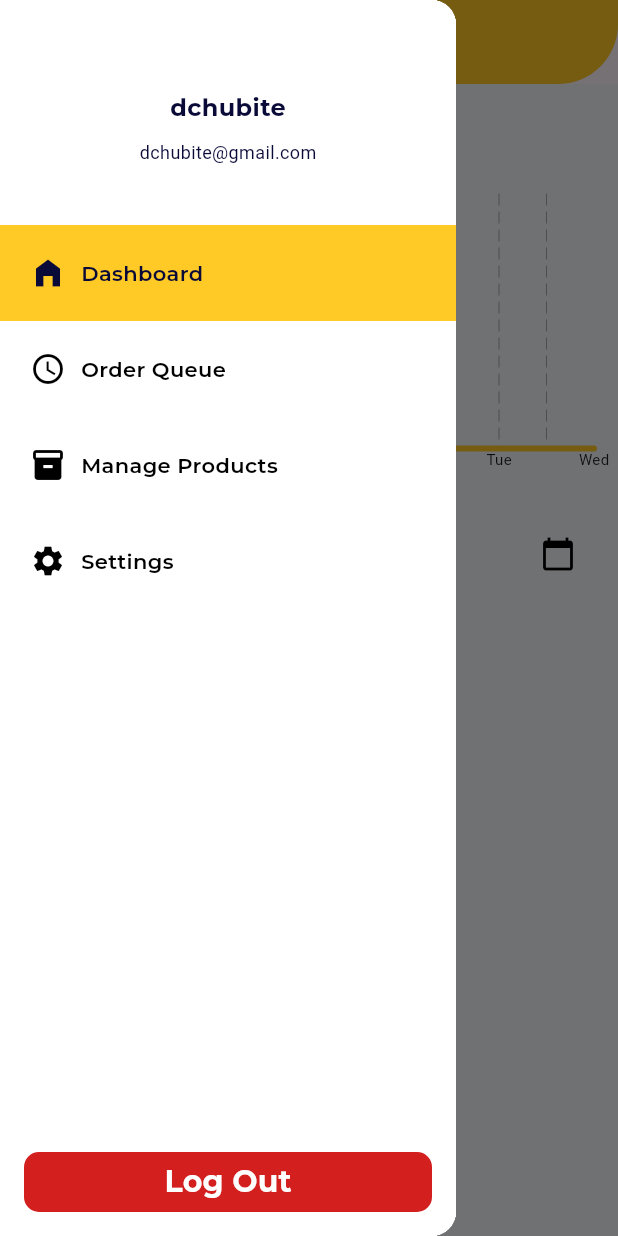
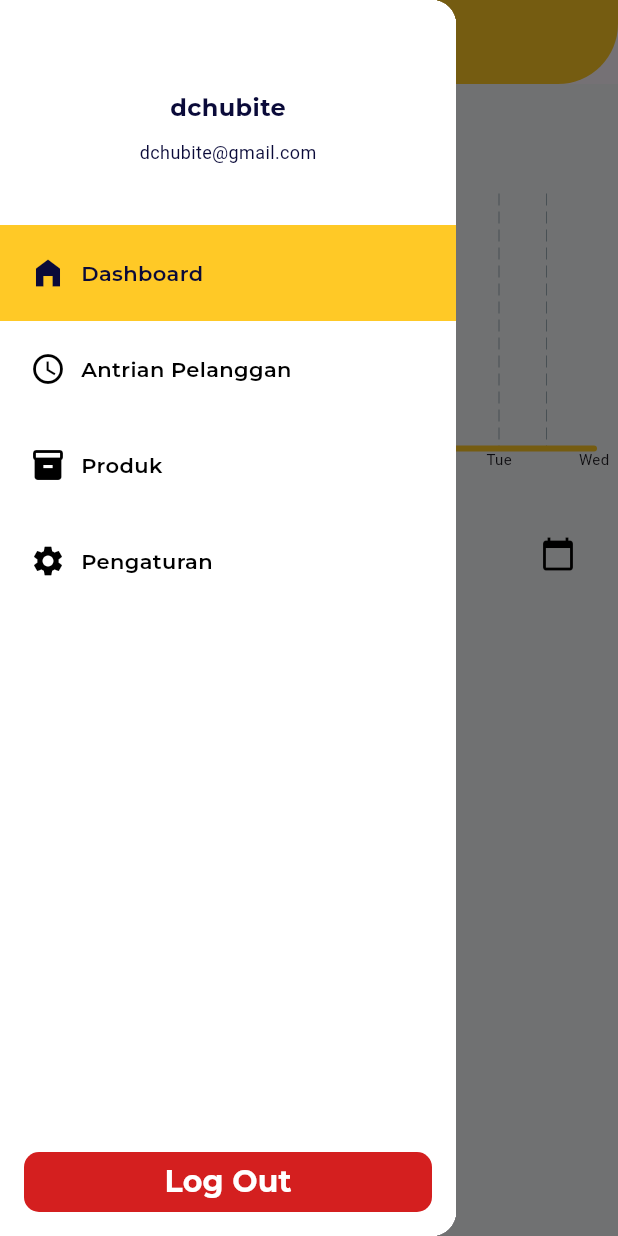
Before and after one commit to nrico25/dchubite, a Flutter app: the DashboardPage screen opened by its route, in the side drawer, after a tap on the "menu" icon, on a phone screen of 412 x 824 dp. Run offline on Flutter 3.47's test engine with Material 3 defaults, Android fonts, the phone set to English and light mode, and no system bars; drawn by our look-alikes of fl_chart; our stand-ins replace get, image_picker, permission_handler, shared_preferences; missing offline and left inert: esc_pos_utils_plus, print_bluetooth_thermal; accounts and stored records are empty; network calls fail.

Commit message:
fix: [NC] fixing text

```diff
--- a/lib/dashboard/dashboard.dart
+++ b/lib/dashboard/dashboard.dart
@@ -30,9 +30,9 @@ class DashboardPage extends StatelessWidget {
 
     final List<String> titles = [
       "Dashboard",
-      "Order Queue",
-      "Manage Products",
-      "Settings",
+      "Antrian Pelanggan",
+      "Produk",
+      "Pengaturan",
     ];
 
     final List<IconData> icons = [
@@ -138,9 +138,8 @@ class DashboardPage extends StatelessWidget {
                   ),
                 ),
 
-                // Logout Button
                 Padding(
-                  padding: const EdgeInsets.all(16.0),
+                  padding:  EdgeInsets.all(16.0),
                   child: MyButton(
                     text: 'Log Out',
                     onPressed: () {
@@ -151,23 +150,7 @@ class DashboardPage extends StatelessWidget {
                     elevation: 0,
                     borderRadius: 10,
                   ),
-                  // ElevatedButton(
-                  //   style: ElevatedButton.styleFrom(
-                  //     backgroundColor: yellow,
-                  //     shape: RoundedRectangleBorder(
-                  //       borderRadius: BorderRadius.circular(8),
-                  //     ),
-                  //     minimumSize: const Size(double.infinity, 45),
-                  //   ),
-                  //   onPressed: () {
-                  //   },
-                  //   child: MyText(
-                  //     text: "Logout",
-                  //     fontSize: 16,
-                  //     color: white,
-                  //     fontFamily: "MontserratBold",
-                  //   ),
-                  // ),
+
                 ),
               ],
             ),
--- a/lib/pages/order/cust_queue.dart
+++ b/lib/pages/order/cust_queue.dart
@@ -48,7 +48,7 @@ class OrderQueuePage extends StatelessWidget {
                             children: const [
                               SizedBox(height: 200),
                               Center(
-                                  child: Text('Tidak ada order yang pending')),
+                                  child: MyText(text: "Belum ada antrian Order", fontFamily: "MontserratBold", fontSize: 20, color: black)),
                             ],
                           )
                         : ListView.builder(
--- a/lib/pages/order/order.dart
+++ b/lib/pages/order/order.dart
@@ -94,12 +94,13 @@ class OrderPage extends StatelessWidget {
                             category: order_product.category,
                             price: 'Rp ${formatRupiah(order_product.price)}',
                             onAdd: () {
-                              cartController.addToCart(order_product); //UI
+                              cartController.addToCart(order_product);
                               orderController
-                                  .addProductToOrder(order_product); //API
+                                  .addProductToOrder(order_product);
                             },
                             onRemove: () {
                               cartController.decreaseQuantity(order_product);
+                              orderController.decreaseProductQuantity(order_product);
                             },
                           );
                         },
```
Also changed, not shown: 4 other files.
